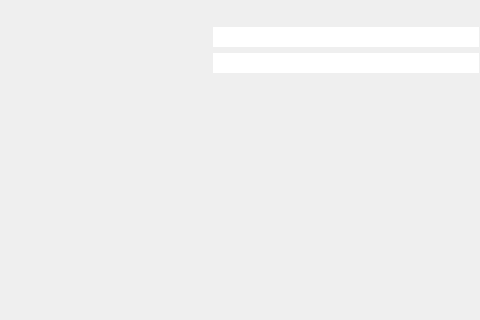
Above: pj_client/pj_login.ui from yiyilinghun/pj before the change; both pictures show x 0 to 480 and y 160 to 480 of the 640 by 480 pixel window. Below: the same form after it.
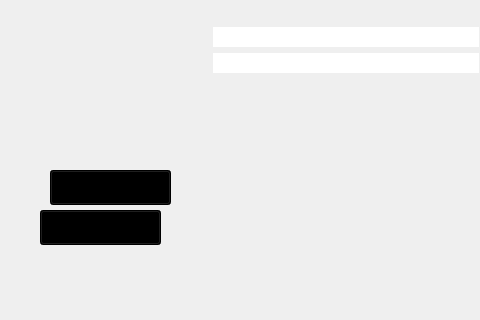
That is the form after the change. Custom widgets are drawn as their Qt base class.

What changed in the file:
```diff
--- a/pj_client/pj_login.ui
+++ b/pj_client/pj_login.ui
@@ -205,8 +205,281 @@
     <bool>true</bool>
    </property>
   </widget>
+  <widget class="pj_button" name="pj_button_">
+   <property name="geometry">
+    <rect>
+     <x>40</x>
+     <y>370</y>
+     <width>121</width>
+     <height>35</height>
+    </rect>
+   </property>
+   <property name="palette">
+    <palette>
+     <active>
+      <colorrole role="Button">
+       <brush brushstyle="NoBrush">
+        <color alpha="255">
+         <red>0</red>
+         <green>0</green>
+         <blue>0</blue>
+        </color>
+       </brush>
+      </colorrole>
+      <colorrole role="Light">
+       <brush brushstyle="SolidPattern">
+        <color alpha="255">
+         <red>0</red>
+         <green>0</green>
+         <blue>0</blue>
+        </color>
+       </brush>
+      </colorrole>
+      <colorrole role="Midlight">
+       <brush brushstyle="SolidPattern">
+        <color alpha="255">
+         <red>0</red>
+         <green>0</green>
+         <blue>0</blue>
+        </color>
+       </brush>
+      </colorrole>
+      <colorrole role="Window">
+       <brush brushstyle="NoBrush">
+        <color alpha="255">
+         <red>0</red>
+         <green>0</green>
+         <blue>0</blue>
+        </color>
+       </brush>
+      </colorrole>
+     </active>
+     <inactive>
+      <colorrole role="Button">
+       <brush brushstyle="NoBrush">
+        <color alpha="255">
+         <red>0</red>
+         <green>0</green>
+         <blue>0</blue>
+        </color>
+       </brush>
+      </colorrole>
+      <colorrole role="Light">
+       <brush brushstyle="SolidPattern">
+        <color alpha="255">
+         <red>0</red>
+         <green>0</green>
+         <blue>0</blue>
+        </color>
+       </brush>
+      </colorrole>
+      <colorrole role="Midlight">
+       <brush brushstyle="SolidPattern">
+        <color alpha="255">
+         <red>0</red>
+         <green>0</green>
+         <blue>0</blue>
+        </color>
+       </brush>
+      </colorrole>
+      <colorrole role="Window">
+       <brush brushstyle="NoBrush">
+        <color alpha="255">
+         <red>0</red>
+         <green>0</green>
+         <blue>0</blue>
+        </color>
+       </brush>
+      </colorrole>
+     </inactive>
+     <disabled>
+      <colorrole role="Button">
+       <brush brushstyle="NoBrush">
+        <color alpha="255">
+         <red>0</red>
+         <green>0</green>
+         <blue>0</blue>
+        </color>
+       </brush>
+      </colorrole>
+      <colorrole role="Light">
+       <brush brushstyle="SolidPattern">
+        <color alpha="255">
+         <red>0</red>
+         <green>0</green>
+         <blue>0</blue>
+        </color>
+       </brush>
+      </colorrole>
+      <colorrole role="Midlight">
+       <brush brushstyle="SolidPattern">
+        <color alpha="255">
+         <red>0</red>
+         <green>0</green>
+         <blue>0</blue>
+        </color>
+       </brush>
+      </colorrole>
+      <colorrole role="Window">
+       <brush brushstyle="NoBrush">
+        <color alpha="255">
+         <red>0</red>
+         <green>0</green>
+         <blue>0</blue>
+        </color>
+       </brush>
+      </colorrole>
+     </disabled>
+    </palette>
+   </property>
+   <property name="resFileName">
+    <string>A:\git\pj\res\gires3.wdf</string>
+   </property>
+   <property name="resKey">
+    <UInt>2537760430</UInt>
+   </property>
+  </widget>
+  <widget class="pj_button" name="pj_button_1">
+   <property name="geometry">
+    <rect>
+     <x>50</x>
+     <y>330</y>
+     <width>121</width>
+     <height>35</height>
+    </rect>
+   </property>
+   <property name="palette">
+    <palette>
+     <active>
+      <colorrole role="Button">
+       <brush brushstyle="NoBrush">
+        <color alpha="255">
+         <red>0</red>
+         <green>0</green>
+         <blue>0</blue>
+        </color>
+       </brush>
+      </colorrole>
+      <colorrole role="Light">
+       <brush brushstyle="SolidPattern">
+        <color alpha="255">
+         <red>0</red>
+         <green>0</green>
+         <blue>0</blue>
+        </color>
+       </brush>
+      </colorrole>
+      <colorrole role="Midlight">
+       <brush brushstyle="SolidPattern">
+        <color alpha="255">
+         <red>0</red>
+         <green>0</green>
+         <blue>0</blue>
+        </color>
+       </brush>
+      </colorrole>
+      <colorrole role="Window">
+       <brush brushstyle="NoBrush">
+        <color alpha="255">
+         <red>0</red>
+         <green>0</green>
+         <blue>0</blue>
+        </color>
+       </brush>
+      </colorrole>
+     </active>
+     <inactive>
+      <colorrole role="Button">
+       <brush brushstyle="NoBrush">
+        <color alpha="255">
+         <red>0</red>
+         <green>0</green>
+         <blue>0</blue>
+        </color>
+       </brush>
+      </colorrole>
+      <colorrole role="Light">
+       <brush brushstyle="SolidPattern">
+        <color alpha="255">
+         <red>0</red>
+         <green>0</green>
+         <blue>0</blue>
+        </color>
+       </brush>
+      </colorrole>
+      <colorrole role="Midlight">
+       <brush brushstyle="SolidPattern">
+        <color alpha="255">
+         <red>0</red>
+         <green>0</green>
+         <blue>0</blue>
+        </color>
+       </brush>
+      </colorrole>
+      <colorrole role="Window">
+       <brush brushstyle="NoBrush">
+        <color alpha="255">
+         <red>0</red>
+         <green>0</green>
+         <blue>0</blue>
+        </color>
+       </brush>
+      </colorrole>
+     </inactive>
+     <disabled>
+      <colorrole role="Button">
+       <brush brushstyle="NoBrush">
+        <color alpha="255">
+         <red>0</red>
+         <green>0</green>
+         <blue>0</blue>
+        </color>
+       </brush>
+      </colorrole>
+      <colorrole role="Light">
+       <brush brushstyle="SolidPattern">
+        <color alpha="255">
+         <red>0</red>
+         <green>0</green>
+         <blue>0</blue>
+        </color>
+       </brush>
+      </colorrole>
+      <colorrole role="Midlight">
+       <brush brushstyle="SolidPattern">
+        <color alpha="255">
+         <red>0</red>
+         <green>0</green>
+         <blue>0</blue>
+        </color>
+       </brush>
+      </colorrole>
+      <colorrole role="Window">
+       <brush brushstyle="NoBrush">
+        <color alpha="255">
+         <red>0</red>
+         <green>0</green>
+         <blue>0</blue>
+        </color>
+       </brush>
+      </colorrole>
+     </disabled>
+    </palette>
+   </property>
+   <property name="resFileName">
+    <string>A:\git\pj\res\gires3.wdf</string>
+   </property>
+   <property name="resKey">
+    <UInt>464918913</UInt>
+   </property>
+  </widget>
  </widget>
  <customwidgets>
+  <customwidget>
+   <class>pj_button</class>
+   <extends>QPushButton</extends>
+   <header>pj_button.h</header>
+  </customwidget>
   <customwidget>
    <class>pj_linebox</class>
    <extends>QLineEdit</extends>
```
Left out of the diff: 6 changed lines with no effect on the pictures.
